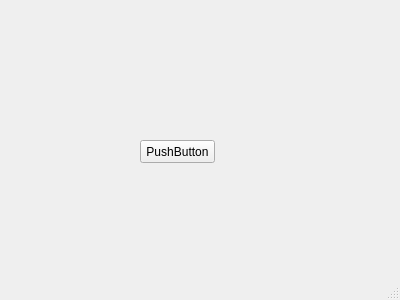
This is mainwindow.ui in walterzhu29/QtCurvesCpp as Qt 5 draws it before an edit. The edited form follows.
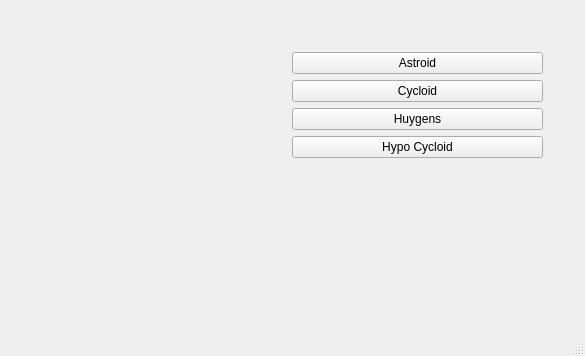
This is the edited form. Custom widgets are drawn as their Qt base class.

Commit message: Implementing Render Area

The edit to the form file:
```diff
--- a/mainwindow.ui
+++ b/mainwindow.ui
@@ -6,31 +6,86 @@
    <rect>
     <x>0</x>
     <y>0</y>
-    <width>400</width>
-    <height>300</height>
+    <width>585</width>
+    <height>356</height>
    </rect>
   </property>
   <property name="windowTitle">
    <string>MainWindow</string>
   </property>
   <widget class="QWidget" name="centralWidget">
-   <widget class="QPushButton" name="pushButton">
+   <widget class="QWidget" name="">
     <property name="geometry">
      <rect>
-      <x>140</x>
-      <y>140</y>
-      <width>75</width>
-      <height>23</height>
+      <x>23</x>
+      <y>41</y>
+      <width>531</width>
+      <height>271</height>
      </rect>
     </property>
-    <property name="text">
-     <string>PushButton</string>
-    </property>
+    <layout class="QHBoxLayout" name="horizontalLayout">
+     <item>
+      <widget class="RenderArea" name="renderArea" native="true"/>
+     </item>
+     <item>
+      <layout class="QVBoxLayout" name="verticalLayout">
+       <item>
+        <widget class="QPushButton" name="btnAstroid">
+         <property name="text">
+          <string>Astroid</string>
+         </property>
+        </widget>
+       </item>
+       <item>
+        <widget class="QPushButton" name="btnCycloid">
+         <property name="text">
+          <string>Cycloid</string>
+         </property>
+        </widget>
+       </item>
+       <item>
+        <widget class="QPushButton" name="btnHuygens">
+         <property name="text">
+          <string>Huygens</string>
+         </property>
+        </widget>
+       </item>
+       <item>
+        <widget class="QPushButton" name="btnHypo">
+         <property name="text">
+          <string>Hypo Cycloid</string>
+         </property>
+        </widget>
+       </item>
+       <item>
+        <spacer name="verticalSpacer">
+         <property name="orientation">
+          <enum>Qt::Vertical</enum>
+         </property>
+         <property name="sizeHint" stdset="0">
+          <size>
+           <width>20</width>
+           <height>40</height>
+          </size>
+         </property>
+        </spacer>
+       </item>
+      </layout>
+     </item>
+    </layout>
    </widget>
   </widget>
   <widget class="QStatusBar" name="statusBar"/>
  </widget>
  <layoutdefault spacing="6" margin="11"/>
+ <customwidgets>
+  <customwidget>
+   <class>RenderArea</class>
+   <extends>QWidget</extends>
+   <header>renderarea.h</header>
+   <container>1</container>
+  </customwidget>
+ </customwidgets>
  <resources/>
  <connections/>
 </ui>
```
Left out of the diff: 11 changed lines with no effect on the pictures. The commit also changes 7 other files.
